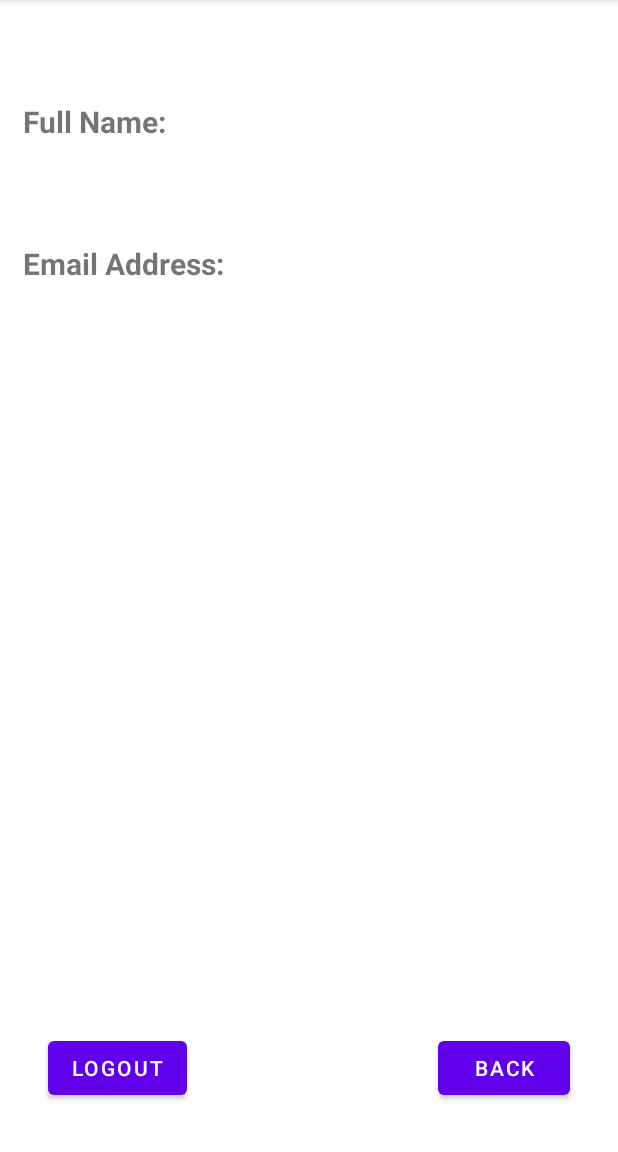
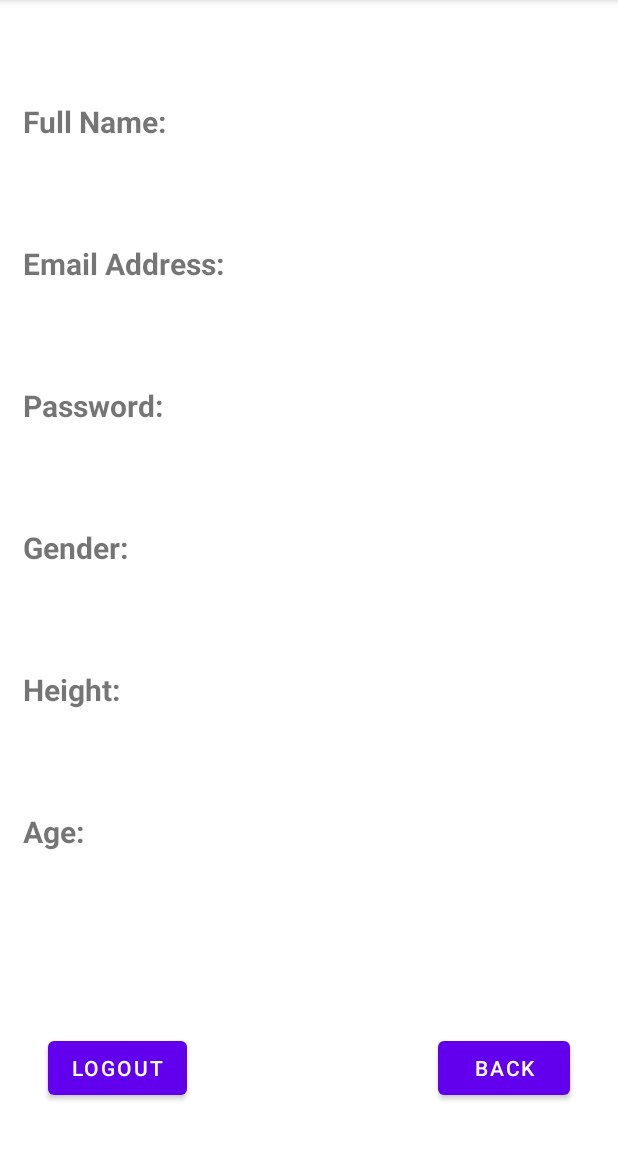
Before and after one commit to razaali01/FitnessApplication, an Android app: the ProfilePage screen opened directly, with no data from a screen before it, on a phone screen of 412 x 824 dp, the part 84-1236 px from its top. Run offline under Robolectric (Android 15) with nearby library versions, the phone set to English and light mode, and no system bars; our stand-ins replace Firebase (no records; nobody signed in at launch, a user with empty details on screens opened directly).

Commit message:
Password, gender, height, and age added

```diff
--- a/app/src/main/res/layout/activity_profile_page.xml
+++ b/app/src/main/res/layout/activity_profile_page.xml
@@ -56,6 +56,85 @@
         android:layout_marginTop="20dp"
         android:textSize="20sp" />
 
+    <TextView
+        android:id="@+id/passwordTitle"
+        android:layout_width="wrap_content"
+        android:layout_height="wrap_content"
+        android:text="Password:"
+        android:textSize="20sp"
+        android:textStyle="bold"
+        app:layout_constraintLeft_toLeftOf="@+id/greeting"
+        app:layout_constraintTop_toBottomOf="@+id/emailAddress"
+        android:layout_marginTop="20dp" />
+
+    <TextView
+        android:id="@+id/password"
+        android:layout_width="wrap_content"
+        android:layout_height="wrap_content"
+        app:layout_constraintTop_toBottomOf="@+id/passwordTitle"
+        app:layout_constraintLeft_toLeftOf="@+id/passwordTitle"
+        android:layout_marginTop="20dp"
+        android:textSize="20sp" />
+
+    <TextView
+        android:id="@+id/genderTitle"
+        android:layout_width="wrap_content"
+        android:layout_height="wrap_content"
+        android:text="Gender:"
+        android:textSize="20sp"
+        android:textStyle="bold"
+        app:layout_constraintLeft_toLeftOf="@+id/greeting"
+        app:layout_constraintTop_toBottomOf="@+id/password"
+        android:layout_marginTop="20dp" />
+
+    <TextView
+        android:id="@+id/gender"
+        android:layout_width="wrap_content"
+        android:layout_height="wrap_content"
+        app:layout_constraintTop_toBottomOf="@+id/genderTitle"
+        app:layout_constraintLeft_toLeftOf="@+id/genderTitle"
+        android:layout_marginTop="20dp"
+        android:textSize="20sp" />
+
+    <TextView
+        android:id="@+id/heightTitle"
+        android:layout_width="wrap_content"
+        android:layout_height="wrap_content"
+        android:text="Height:"
+        android:textSize="20sp"
+        android:textStyle="bold"
+        app:layout_constraintLeft_toLeftOf="@+id/greeting"
+        app:layout_constraintTop_toBottomOf="@+id/gender"
+        android:layout_marginTop="20dp" />
+
+    <TextView
+        android:id="@+id/height"
+        android:layout_width="wrap_content"
+        android:layout_height="wrap_content"
+        app:layout_constraintTop_toBottomOf="@+id/heightTitle"
+        app:layout_constraintLeft_toLeftOf="@+id/heightTitle"
+        android:layout_marginTop="20dp"
+        android:textSize="20sp" />
+
+    <TextView
+        android:id="@+id/ageTitle"
+        android:layout_width="wrap_content"
+        android:layout_height="wrap_content"
+        android:text="Age:"
+        android:textSize="20sp"
+        android:textStyle="bold"
+        app:layout_constraintLeft_toLeftOf="@+id/greeting"
+        app:layout_constraintTop_toBottomOf="@+id/height"
+        android:layout_marginTop="20dp" />
+
+    <TextView
+        android:id="@+id/age"
+        android:layout_width="wrap_content"
+        android:layout_height="wrap_content"
+        app:layout_constraintTop_toBottomOf="@+id/ageTitle"
+        app:layout_constraintLeft_toLeftOf="@+id/ageTitle"
+        android:layout_marginTop="20dp"
+        android:textSize="20sp" />
 
     <Button
         android:id="@+id/BackProfile"
```
